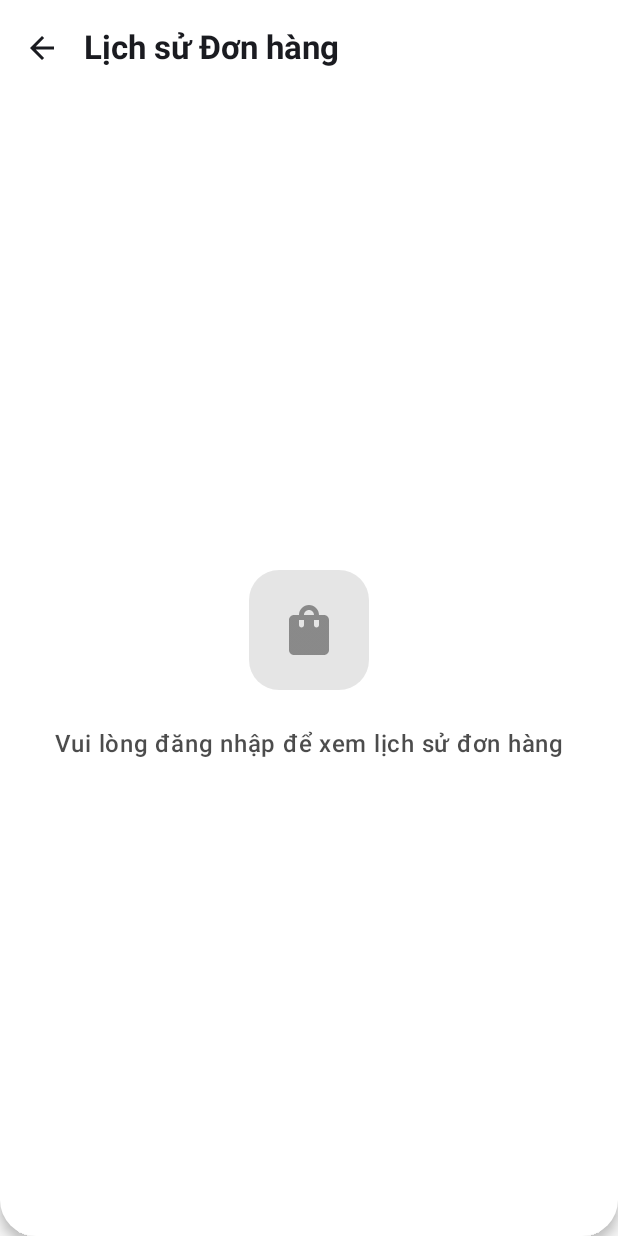
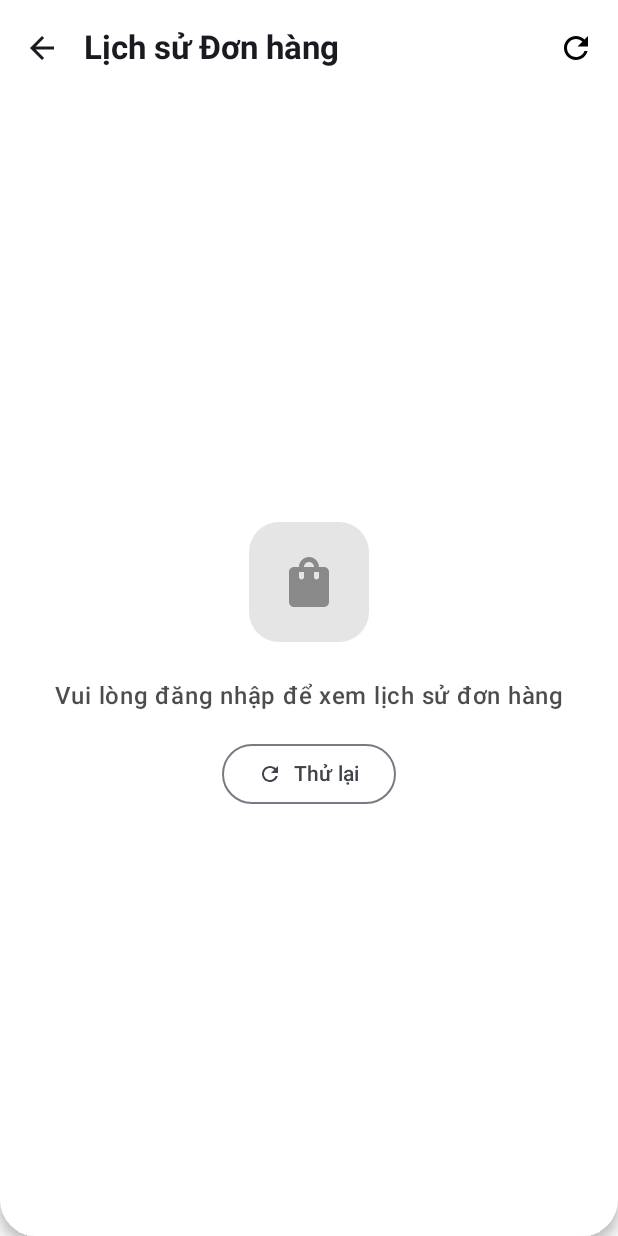
Before and after one commit to Oggie26/PRM392-Project, an Android app built with Jetpack Compose: the ListOrderScreen screen opened through its navigation route, on a phone screen of 412 x 824 dp. Run offline under Robolectric (Android 15) with nearby library versions, the phone set to English and light mode, and no system bars; 3 statements that could not run were skipped.

Commit message:
fix tum lum

```diff
--- a/app/src/main/java/com/example/prm391_project/screen/user/ListOrderScreen.kt
+++ b/app/src/main/java/com/example/prm391_project/screen/user/ListOrderScreen.kt
@@ -13,14 +13,10 @@ import androidx.compose.material.icons.Icons
 import androidx.compose.material.icons.filled.ArrowBack
 import androidx.compose.material.icons.filled.ShoppingBag
 import androidx.compose.material.icons.filled.Receipt
-import androidx.compose.material.icons.filled.LocalShipping
-import androidx.compose.material.icons.filled.CheckCircle
-import androidx.compose.material.icons.filled.Cancel
-import androidx.compose.material.icons.filled.AccessTime
+import androidx.compose.material.icons.filled.Refresh
 import androidx.compose.runtime.*
 import androidx.compose.ui.Alignment
 import androidx.compose.ui.Modifier
-import androidx.compose.ui.draw.clip
 import androidx.compose.ui.graphics.Color
 import androidx.compose.ui.graphics.vector.ImageVector
 import androidx.compose.ui.platform.LocalContext
@@ -38,6 +34,8 @@ import com.example.prm391_project.Screen
 import com.example.prm391_project.common.getStatusColorAndIcon
 import com.example.prm391_project.config.RetrofitClient
 import com.example.prm391_project.response.OrderResult
+import kotlinx.coroutines.delay
+import java.net.SocketTimeoutException
 import java.text.NumberFormat
 import java.text.SimpleDateFormat
 import java.util.*
@@ -50,32 +48,71 @@ fun ListOrderScreen(navController: NavHostController) {
     var orders by remember { mutableStateOf<List<OrderResult>>(emptyList()) }
     var isLoading by remember { mutableStateOf(true) }
     var errorMessage by remember { mutableStateOf<String?>(null) }
+    var retryCount by remember { mutableStateOf(0) }
 
-    LaunchedEffect(Unit) {
+    // Function to fetch orders with retry logic
+    suspend fun fetchOrders() {
         try {
             val token = tokenManager.getToken()
             if (token.isNullOrEmpty()) {
                 errorMessage = "Vui lòng đăng nhập để xem lịch sử đơn hàng"
                 isLoading = false
-                return@LaunchedEffect
+                return
             }
 
-            val response = RetrofitClient.orderService.getOrderHistory("Bearer $token")
+            Log.d("ListOrderScreen", "Fetching orders with token: $token")
+
+            val response = RetrofitClient.orderService.getOrderHistory(
+                token = "Bearer $token",
+                page = 1,
+                limit = 50
+            )
+
+            Log.d("ListOrderScreen", "Response code: ${response.code()}")
+
             if (response.isSuccessful) {
-                orders = response.body()?.result ?: emptyList()
-                if (orders.isEmpty()) {
-                    errorMessage = "Bạn chưa có đơn hàng nào"
+                val orderHistory = response.body()
+                orders = orderHistory?.result ?: emptyList()
+                errorMessage = if (orders.isEmpty()) {
+                    "Bạn chưa có đơn hàng nào"
+                } else {
+                    null
                 }
+                Log.d("ListOrderScreen", "Successfully loaded ${orders.size} orders")
             } else {
-                errorMessage = "Không thể tải danh sách đơn hàng"
-                Log.e("Order", "Failed to fetch: ${response.code()}")
+                errorMessage = when (response.code()) {
+                    401 -> "Phiên đăng nhập đã hết hạn. Vui lòng đăng nhập lại"
+                    403 -> "Không có quyền truy cập"
+                    404 -> "Không tìm thấy dữ liệu"
+                    500 -> "Lỗi máy chủ. Vui lòng thử lại sau"
+                    else -> "Không thể tải danh sách đơn hàng (${response.code()})"
+                }
+                Log.e("ListOrderScreen", "API Error: ${response.code()} - ${response.message()}")
             }
+        } catch (e: SocketTimeoutException) {
+            errorMessage = "Kết nối quá chậm. Vui lòng kiểm tra mạng và thử lại"
+            Log.e("ListOrderScreen", "Timeout Exception: ${e.message}")
         } catch (e: Exception) {
             errorMessage = "Lỗi kết nối: ${e.message}"
-            Log.e("Order", "Exception: ${e.message}")
+            Log.e("ListOrderScreen", "Exception: ${e.message}")
         } finally {
             isLoading = false
         }
+    }
+
+    // Retry function
+    fun retryFetch() {
+        retryCount++
+        isLoading = true
+        errorMessage = null
+    }
+
+    // Launch effect with retry logic
+    LaunchedEffect(retryCount) {
+        if (retryCount > 0) {
+            delay(1000) // Wait 1 second before retry
+        }
+        fetchOrders()
     }
 
     Scaffold(
@@ -85,6 +122,19 @@ fun ListOrderScreen(navController: NavHostController) {
                 navigationIcon = {
                     IconButton(onClick = { navController.popBackStack() }) {
                         Icon(Icons.Default.ArrowBack, contentDescription = "Quay lại")
+                    }
+                },
+                actions = {
+                    // Add refresh button
+                    IconButton(
+                        onClick = { retryFetch() },
+                        enabled = !isLoading
+                    ) {
+                        Icon(
+                            Icons.Default.Refresh,
+                            contentDescription = "Làm mới",
+                            tint = if (isLoading) Color.Gray else Color.Black
+                        )
                     }
                 },
                 colors = TopAppBarDefaults.topAppBarColors(containerColor = Color.White)
@@ -112,53 +162,15 @@ fun ListOrderScreen(navController: NavHostController) {
                     ) {
                         when {
                             isLoading -> {
-                                Box(modifier = Modifier.fillMaxWidth(), contentAlignment = Alignment.Center) {
-                                    val composition by rememberLottieComposition(
-                                        LottieCompositionSpec.RawRes(R.raw.trackloading))
-                                    val progress by animateLottieCompositionAsState(
-                                        composition = composition,
-                                        iterations = com.airbnb.lottie.compose.LottieConstants.IterateForever
-                                    )
-                                    LottieAnimation(
-                                        composition = composition,
-                                        progress = { progress },
-                                        modifier = Modifier.size(200.dp)
-                                    )
-                                }
+                                LoadingContent()
                             }
 
                             errorMessage != null -> {
-                                Box(
-                                    modifier = Modifier.fillMaxSize(),
-                                    contentAlignment = Alignment.Center
-                                ) {
-                                    Column(
-                                        horizontalAlignment = Alignment.CenterHorizontally,
-                                        verticalArrangement = Arrangement.Center
-                                    ) {
-                                        Box(
-                                            modifier = Modifier
-                                                .size(80.dp)
-                                                .background(Color.Black.copy(alpha = 0.1f), RoundedCornerShape(20.dp)),
-                                            contentAlignment = Alignment.Center
-                                        ) {
-                                            Icon(
-                                                Icons.Default.ShoppingBag,
-                                                contentDescription = null,
-                                                modifier = Modifier.size(40.dp),
-                                                tint = Color.Black.copy(alpha = 0.4f)
-                                            )
-                                        }
-                                        Spacer(modifier = Modifier.height(24.dp))
-                                        Text(
-                                            errorMessage!!,
-                                            textAlign = TextAlign.Center,
-                                            color = Color.Black.copy(alpha = 0.7f),
-                                            fontSize = 16.sp,
-                                            fontWeight = FontWeight.Medium
-                                        )
-                                    }
-                                }
+                                ErrorContent(
+                                    errorMessage = errorMessage!!,
+                                    onRetry = { retryFetch() },
+                                    showRetryButton = true
+                                )
                             }
 
                             else -> {
@@ -183,6 +195,83 @@ fun ListOrderScreen(navController: NavHostController) {
         }
     )
 }
+
+@Composable
+fun LoadingContent() {
+    Box(
+        modifier = Modifier.fillMaxWidth(),
+        contentAlignment = Alignment.Center
+    ) {
+        val composition by rememberLottieComposition(
+            LottieCompositionSpec.RawRes(R.raw.trackloading)
+        )
+        val progress by animateLottieCompositionAsState(
+            composition = composition,
+            iterations = com.airbnb.lottie.compose.LottieConstants.IterateForever
+        )
+        LottieAnimation(
+            composition = composition,
+            progress = { progress },
+            modifier = Modifier.size(200.dp)
+        )
+    }
+}
+
+@Composable
+fun ErrorContent(
+    errorMessage: String,
+    onRetry: () -> Unit,
+    showRetryButton: Boolean = false
+) {
+    Box(
+        modifier = Modifier.fillMaxSize(),
+        contentAlignment = Alignment.Center
+    ) {
+        Column(
+            horizontalAlignment = Alignment.CenterHorizontally,
+            verticalArrangement = Arrangement.Center
+        ) {
+            Box(
+                modifier = Modifier
+                    .size(80.dp)
+                    .background(Color.Black.copy(alpha = 0.1f), RoundedCornerShape(20.dp)),
+                contentAlignment = Alignment.Center
+            ) {
+                Icon(
+                    Icons.Default.ShoppingBag,
+                    contentDescription = null,
+                    modifier = Modifier.size(40.dp),
+                    tint = Color.Black.copy(alpha = 0.4f)
+                )
+            }
+            Spacer(modifier = Modifier.height(24.dp))
+            Text(
+                errorMessage,
+                textAlign = TextAlign.Center,
+                color = Color.Black.copy(alpha = 0.7f),
+                fontSize = 16.sp,
+                fontWeight = FontWeight.Medium
+            )
+
+            if (showRetryButton) {
+                Spacer(modifier = Modifier.height(16.dp))
+                OutlinedButton(
+                    onClick = onRetry,
+                    modifier = Modifier.padding(horizontal = 32.dp)
+                ) {
+                    Icon(
+                        Icons.Default.Refresh,
+                        contentDescription = null,
+                        modifier = Modifier.size(16.dp)
+                    )
+                    Spacer(modifier = Modifier.width(8.dp))
+                    Text("Thử lại")
+                }
+            }
+        }
+    }
+}
+
 @Composable
 fun ModernOrderCard(order: OrderResult, onClick: () -> Unit) {
     val formatter = NumberFormat.getCurrencyInstance(Locale("vi", "VN"))
@@ -194,7 +283,7 @@ fun ModernOrderCard(order: OrderResult, onClick: () -> Unit) {
             date?.let { outputDateFormatter.format(it) } ?: "Không xác định"
         } ?: "Không xác định"
     } catch (e: Exception) {
-        "Không xác định" // Fallback if parsing fails
+        "Không xác định"
     }
     val (statusColor, statusIcon) = getStatusColorAndIcon(order.status)
 
```
Also changed, not shown: app/src/main/java/com/example/prm391_project/api/OrderService.kt (+8 -3 lines), app/src/main/java/com/example/prm391_project/config/RetrofitClient.kt (+7 -2 lines).
